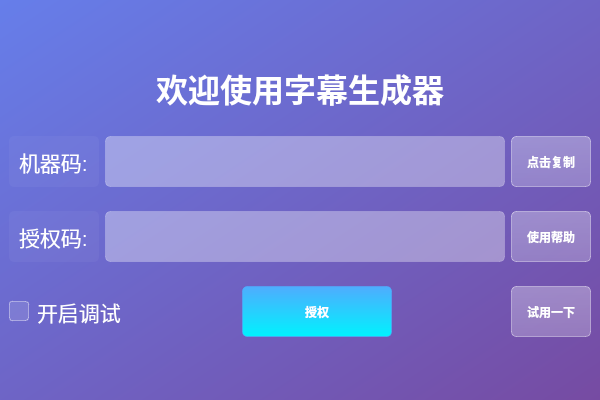
Old version of the form resources/ui_main/auth.ui in the repository shenshi256/pub_zimu.
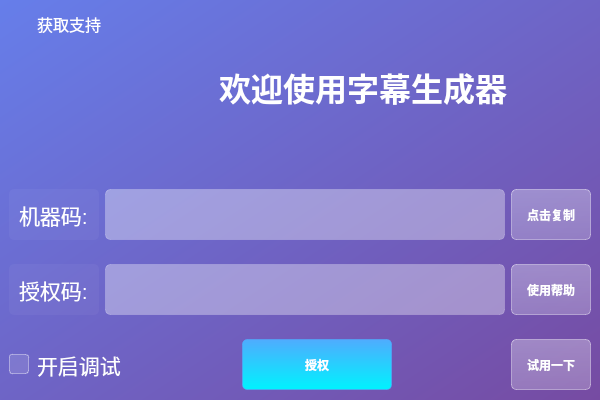
New version of the form. Icons and pictures are not drawn.

What changed in the file:
```diff
--- a/resources/ui_main/auth.ui
+++ b/resources/ui_main/auth.ui
@@ -139,9 +139,78 @@
      </spacer>
     </item>
     <item>
+     <layout class="QHBoxLayout" name="horizontalLayout_4">
+      <item>
      <layout class="QVBoxLayout" name="verticalLayout">
       <item>
+         <widget class="QLabel" name="lblMachineCode_2">
+          <property name="sizePolicy">
+           <sizepolicy hsizetype="Fixed" vsizetype="Preferred">
+            <horstretch>0</horstretch>
+            <verstretch>0</verstretch>
+           </sizepolicy>
+          </property>
+          <property name="minimumSize">
+           <size>
+            <width>120</width>
+            <height>30</height>
+           </size>
+          </property>
+          <property name="maximumSize">
+           <size>
+            <width>120</width>
+            <height>30</height>
+           </size>
+          </property>
+          <property name="font">
+           <font>
+            <family>Arial</family>
+            <pointsize>12</pointsize>
+           </font>
+          </property>
+          <property name="text">
+           <string>获取支持</string>
+          </property>
+          <property name="alignment">
+           <set>Qt::AlignCenter</set>
+          </property>
+         </widget>
+        </item>
+        <item>
+         <widget class="QLabel" name="lblCustomerService">
+          <property name="minimumSize">
+           <size>
+            <width>120</width>
+            <height>120</height>
+           </size>
+          </property>
+          <property name="maximumSize">
+           <size>
+            <width>120</width>
+            <height>120</height>
+           </size>
+          </property>
+          <property name="text">
+           <string/>
+          </property>
+          <property name="pixmap">
+           <pixmap>../../customer_service.png</pixmap>
+          </property>
+          <property name="scaledContents">
+           <bool>true</bool>
+          </property>
+         </widget>
+        </item>
+       </layout>
+      </item>
+      <item>
        <widget class="QLabel" name="label">
+        <property name="sizePolicy">
+         <sizepolicy hsizetype="Expanding" vsizetype="Preferred">
+          <horstretch>0</horstretch>
+          <verstretch>0</verstretch>
+         </sizepolicy>
+        </property>
         <property name="font">
          <font>
           <family>Arial Black</family>
@@ -161,6 +230,8 @@
         </property>
        </widget>
       </item>
+     </layout>
+    </item>
       <item>
        <spacer name="verticalSpacer_3">
         <property name="orientation">
@@ -448,8 +519,6 @@
            <string>试用一下</string>
           </property>
          </widget>
-        </item>
-       </layout>
       </item>
      </layout>
     </item>
```
Lines whose indentation alone changed are shown as unchanged.
